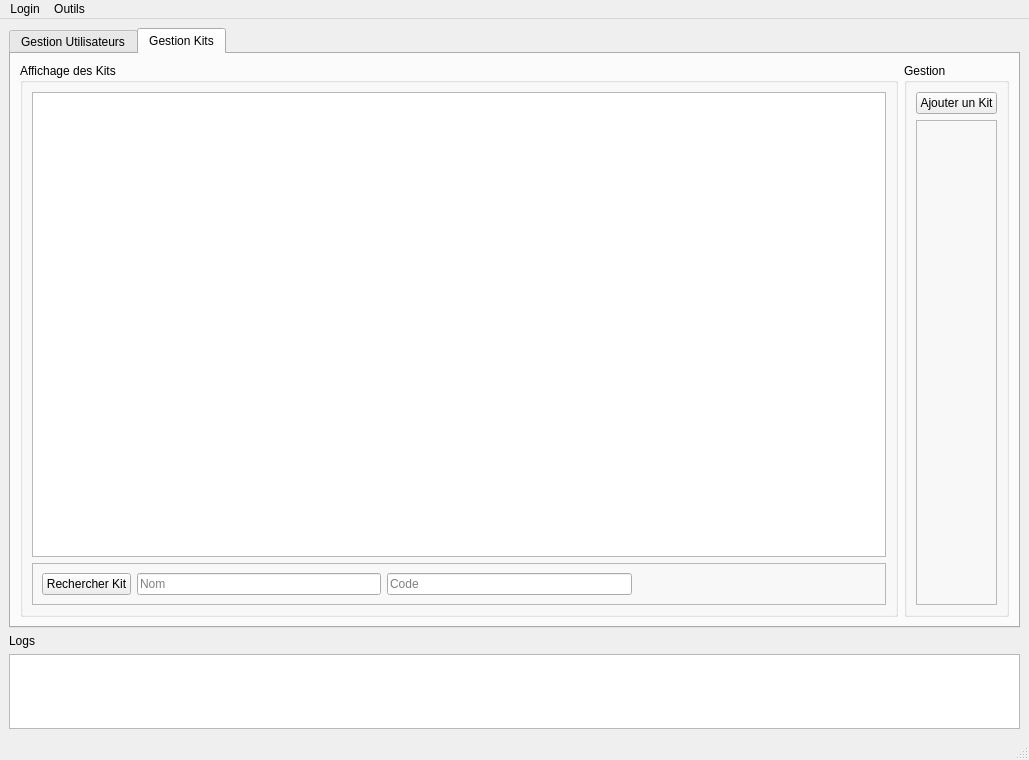
This is mainwindow.ui in diluxe01/Micro_Brico as Qt 5 draws it before an edit. The edited form follows.
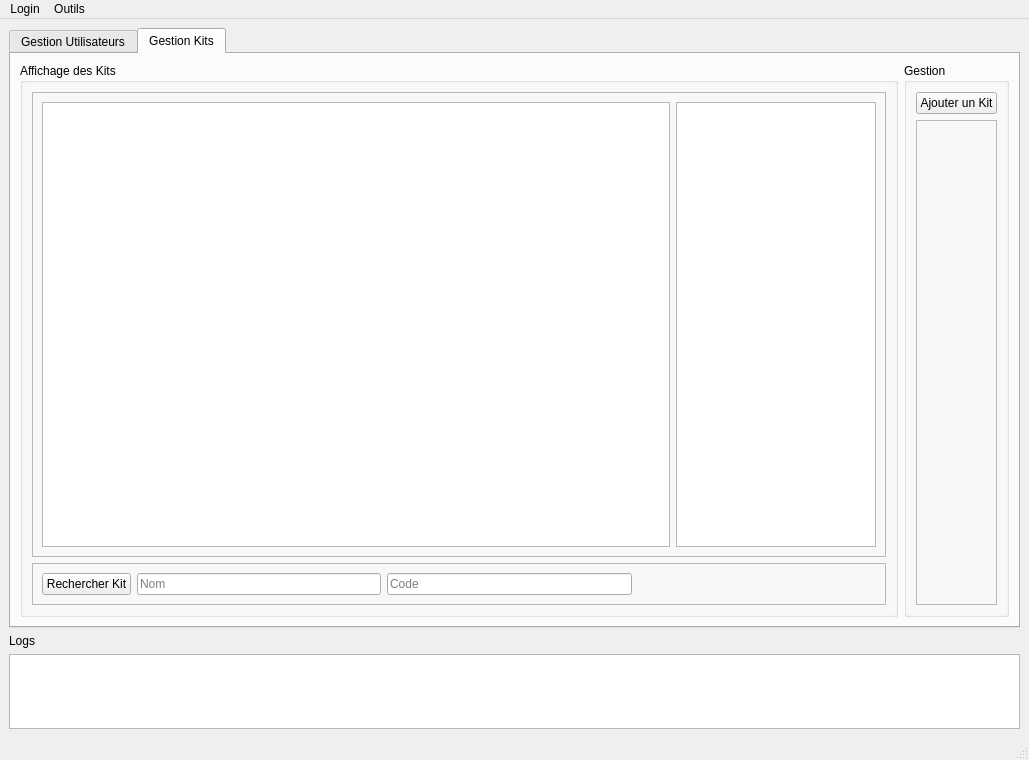
This is the edited form.

The edit to the form file:
```diff
--- a/mainwindow.ui
+++ b/mainwindow.ui
@@ -138,10 +138,38 @@
           </property>
           <layout class="QVBoxLayout" name="verticalLayout_5">
            <item>
-            <widget class="QTableWidget" name="tableWidget_kit">
-             <property name="editTriggers">
-              <set>QAbstractItemView::NoEditTriggers</set>
+            <widget class="QFrame" name="frame_4">
+             <property name="frameShape">
+              <enum>QFrame::StyledPanel</enum>
              </property>
+             <property name="frameShadow">
+              <enum>QFrame::Raised</enum>
+             </property>
+             <layout class="QHBoxLayout" name="horizontalLayout_4">
+              <item>
+               <widget class="QTableWidget" name="tableWidget_kit">
+                <property name="editTriggers">
+                 <set>QAbstractItemView::NoEditTriggers</set>
+                </property>
+                <property name="selectionMode">
+                 <enum>QAbstractItemView::SingleSelection</enum>
+                </property>
+                <property name="selectionBehavior">
+                 <enum>QAbstractItemView::SelectRows</enum>
+                </property>
+               </widget>
+              </item>
+              <item>
+               <widget class="QTableWidget" name="tableWidget_item">
+                <property name="maximumSize">
+                 <size>
+                  <width>200</width>
+                  <height>16777215</height>
+                 </size>
+                </property>
+               </widget>
+              </item>
+             </layout>
             </widget>
            </item>
            <item>
```
